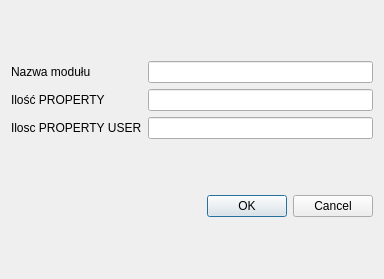
First picture: the form in settings/settingswindow.ui, repository piokac/summerschoolUR3, before the edit.
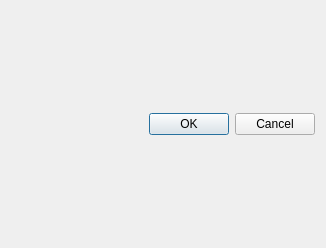
Second picture: the form after the edit.

Diff of the .ui file:
```diff
--- a/settings/settingswindow.ui
+++ b/settings/settingswindow.ui
@@ -9,48 +9,20 @@
    <rect>
     <x>0</x>
     <y>0</y>
-    <width>384</width>
-    <height>279</height>
+    <width>326</width>
+    <height>248</height>
    </rect>
   </property>
+  <property name="minimumSize">
+   <size>
+    <width>326</width>
+    <height>0</height>
+   </size>
+  </property>
   <property name="windowTitle">
    <string>Dialog</string>
   </property>
   <layout class="QGridLayout" name="gridLayout_2">
-   <item row="0" column="0">
-    <layout class="QGridLayout" name="gridLayout_3">
-     <item row="1" column="1">
-      <widget class="QLineEdit" name="lineEdit_ilosc"/>
-     </item>
-     <item row="0" column="1">
-      <widget class="QLineEdit" name="lineEdit_nazwa"/>
-     </item>
-     <item row="0" column="0">
-      <widget class="QLabel" name="label">
-       <property name="text">
-        <string>Nazwa modułu</string>
-       </property>
-      </widget>
-     </item>
-     <item row="1" column="0">
-      <widget class="QLabel" name="label_ilosc">
-       <property name="text">
-        <string>Ilość PROPERTY</string>
-       </property>
-      </widget>
-     </item>
-     <item row="2" column="0">
-      <widget class="QLabel" name="label_iloscUser">
-       <property name="text">
-        <string>Ilosc PROPERTY USER</string>
-       </property>
-      </widget>
-     </item>
-     <item row="2" column="1">
-      <widget class="QLineEdit" name="lineEdit_iloscUser"/>
-     </item>
-    </layout>
-   </item>
    <item row="1" column="0">
     <widget class="QDialogButtonBox" name="buttonBox">
      <property name="orientation">
```
Left out of the diff: 3 changed lines with no effect on the pictures.
